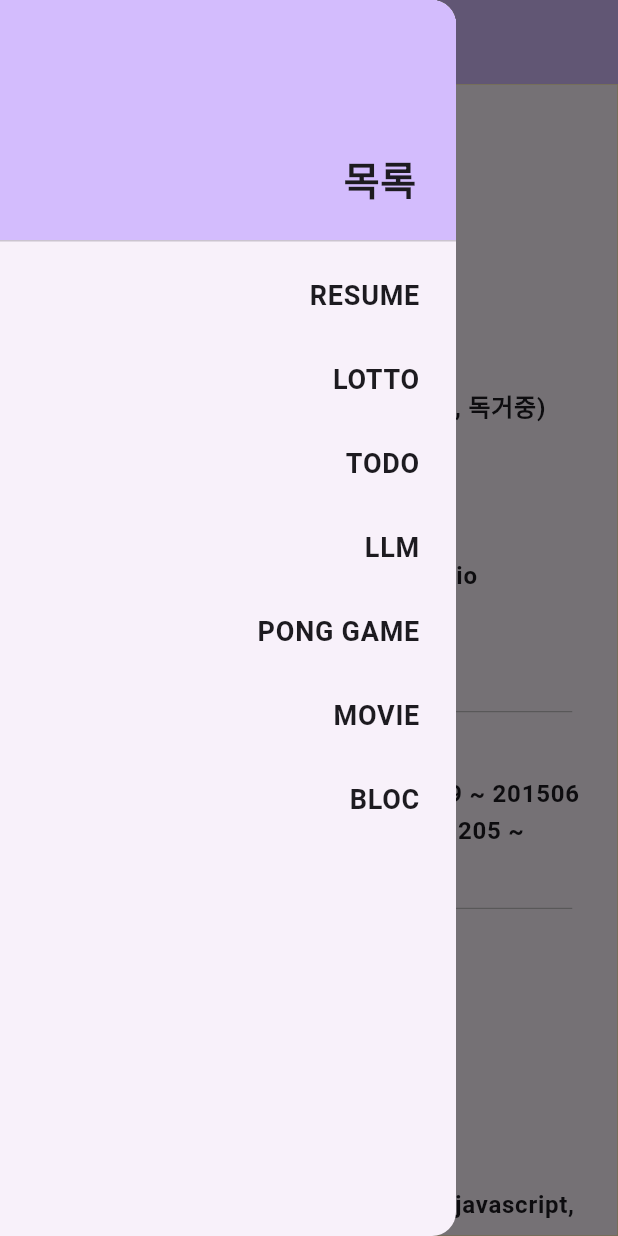
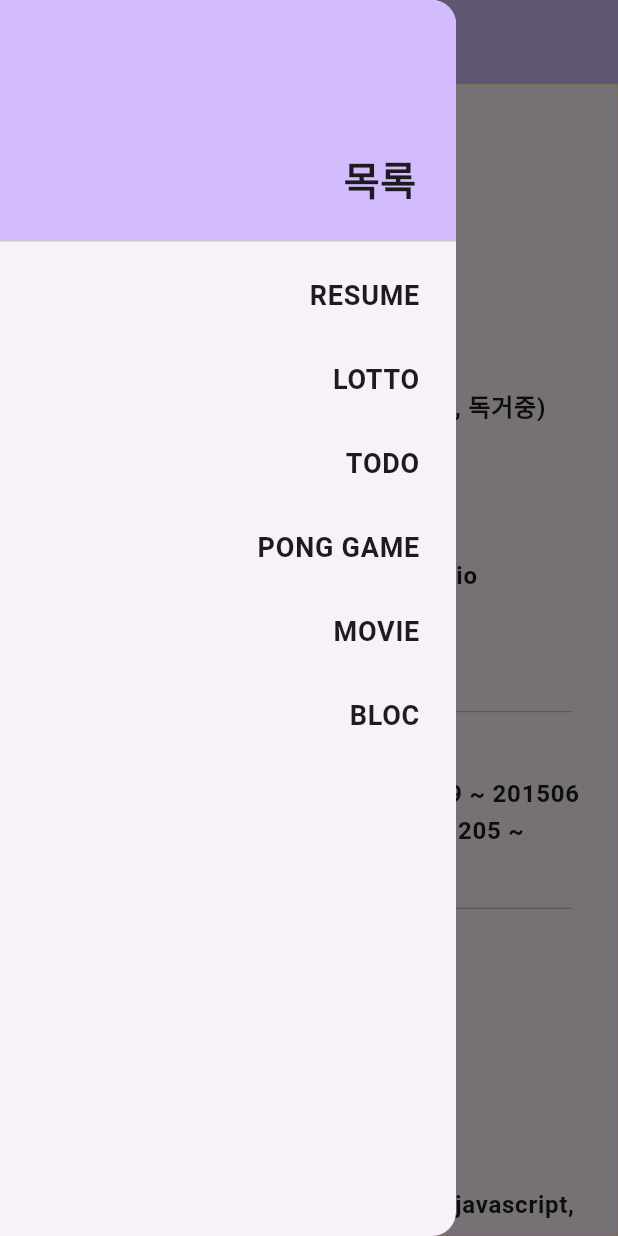
Before and after one commit to business-sixtick/portfolio, a Flutter app: the screen it shows after launch, with the side drawer open, on a phone screen of 412 x 824 dp. Run offline on Flutter 3.47's test engine with Material 3 defaults, Android fonts, the phone set to English and light mode, and no system bars; our stand-ins replace flutter_riverpod, sembast; missing offline and left inert: cp949_codec, window_size.

Commit message:
LLM delete

```diff
--- a/lib/widgets/main_page.dart
+++ b/lib/widgets/main_page.dart
@@ -3,7 +3,7 @@ import 'package:flutter_riverpod/flutter_riverpod.dart';
 import 'package:portpolio/widgets/bloc.dart';
 // import 'package:portpolio/widgets/dropdownbutton_test.dart';
 // import 'package:portpolio/widgets/firebase.dart';
-import 'package:portpolio/widgets/llm_page.dart';
+// import 'package:portpolio/widgets/llm_page.dart';
 import 'package:portpolio/widgets/movie_page.dart';
 import 'package:portpolio/widgets/pong_page.dart';
 import 'package:portpolio/widgets/todo_page.dart';
@@ -23,7 +23,7 @@ final Map<String, Widget> pageMap = {
   "RESUME" : const ResumePage(),
   "LOTTO" : LottoPage(),
   "TODO" : TodoPage(),
-  "LLM" : LLMPage(),
+  // "LLM" : LLMPage(),
   "PONG GAME" : PongStateful(),
   "MOVIE" : MoviePage(),
   "BLOC" : BlocTestPage(),
```
